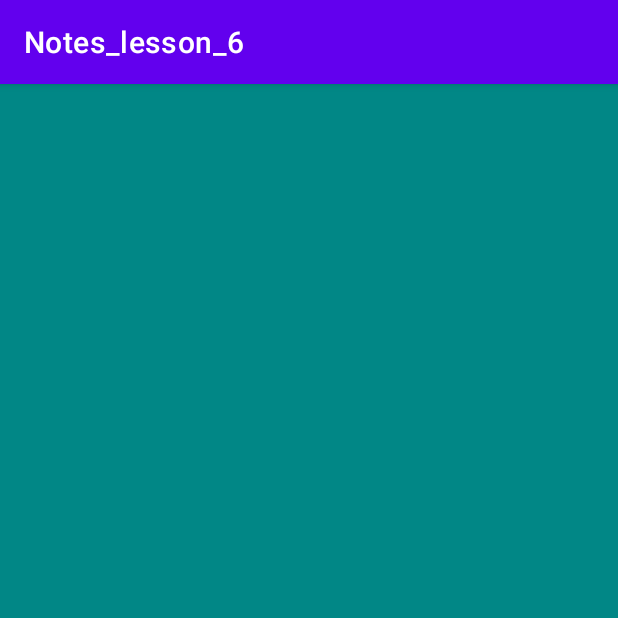
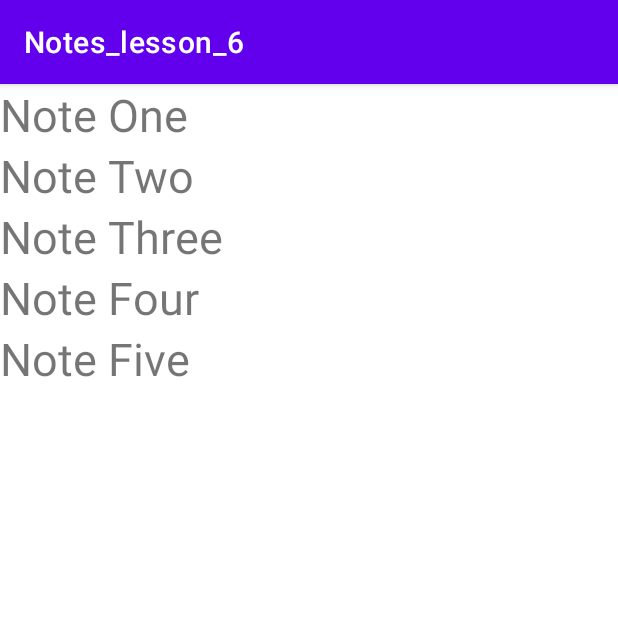
Before and after one commit to Nikita0093/Notes_lesson_6, an Android app: the screen it shows after launch (MainActivity), on a phone screen of 412 x 824 dp, the top half of it. Run offline under Robolectric (Android 15) with nearby library versions, the phone set to English and light mode, and no system bars.

Commit message:
Урок 6 - Добавили фрагменты

```diff
--- a/app/src/main/java/com/example/notes_lesson_6/MainActivity.java
+++ b/app/src/main/java/com/example/notes_lesson_6/MainActivity.java
@@ -16,7 +16,7 @@ public class MainActivity extends AppCompatActivity {
             Notes_Names notes_names = Notes_Names.newInstance();
             getSupportFragmentManager().beginTransaction().replace(R.id.Names, notes_names).commit();
             if (getResources().getConfiguration().orientation == Configuration.ORIENTATION_LANDSCAPE) {
-                Notes defaultName = new Notes("Note One", "Info Note One");
+                Notes defaultName = new Notes(0);
                 NotesDescription notes_Description = NotesDescription.newInstance(defaultName);
                 getSupportFragmentManager().beginTransaction().replace(R.id.Description, notes_Description).commit();
 
--- a/app/src/main/java/com/example/notes_lesson_6/Notes_Names.java
+++ b/app/src/main/java/com/example/notes_lesson_6/Notes_Names.java
@@ -1,5 +1,6 @@
 package com.example.notes_lesson_6;
 
+import android.content.res.Configuration;
 import android.os.Bundle;
 
 import androidx.annotation.NonNull;
@@ -9,6 +10,8 @@ import androidx.fragment.app.Fragment;
 import android.view.LayoutInflater;
 import android.view.View;
 import android.view.ViewGroup;
+import android.widget.LinearLayout;
+import android.widget.TextView;
 
 
 public class Notes_Names extends Fragment {
@@ -27,5 +30,34 @@ public class Notes_Names extends Fragment {
     @Override
     public void onViewCreated(@NonNull View view, @Nullable Bundle savedInstanceState) {
         super.onViewCreated(view, savedInstanceState);
+        String[] noteNames = getResources().getStringArray(R.array.Notes_Names);
+        for (int a = 0; a < noteNames.length; a++) {
+            String noteName = noteNames[a];
+            TextView textView = new TextView(getContext());
+            textView.setText(noteName);
+            textView.setTextSize(30f);
+            ((LinearLayout) view).addView(textView);
+            final int finalA = a;
+            textView.setOnClickListener(new View.OnClickListener() {
+                @Override
+                public void onClick(View view) {
+                    Notes Name = new Notes(finalA);
+                    if (getResources().getConfiguration().orientation == Configuration.ORIENTATION_LANDSCAPE) {
+                        NotesDescription notes_Description = NotesDescription.newInstance(Name);
+
+                        getActivity().getSupportFragmentManager().beginTransaction().replace(R.id.text_description,notes_Description).commit();
+
+                    }else {
+                        NotesDescription notes_Description = NotesDescription.newInstance(Name);
+
+                        getActivity().getSupportFragmentManager().beginTransaction().replace(R.id.Names,notes_Description).addToBackStack(" ").commit();
+
+
+
+                    }
+                }
+            });
+
+        }
     }
 }
--- a/app/src/main/res/layout/fragment_notes__names.xml
+++ b/app/src/main/res/layout/fragment_notes__names.xml
@@ -3,7 +3,6 @@
     xmlns:tools="http://schemas.android.com/tools"
     android:layout_width="match_parent"
     android:layout_height="match_parent"
-    android:background="@color/teal_700"
     android:orientation="vertical"
     tools:context=".Notes_Names">
 
```
Also changed, not shown: app/src/main/java/com/example/notes_lesson_6/Notes.java (+15 -27 lines), app/src/main/java/com/example/notes_lesson_6/NotesDescription.java (+8 -5 lines), app/src/main/res/values/Arrays.xml (+5 -5 lines).
